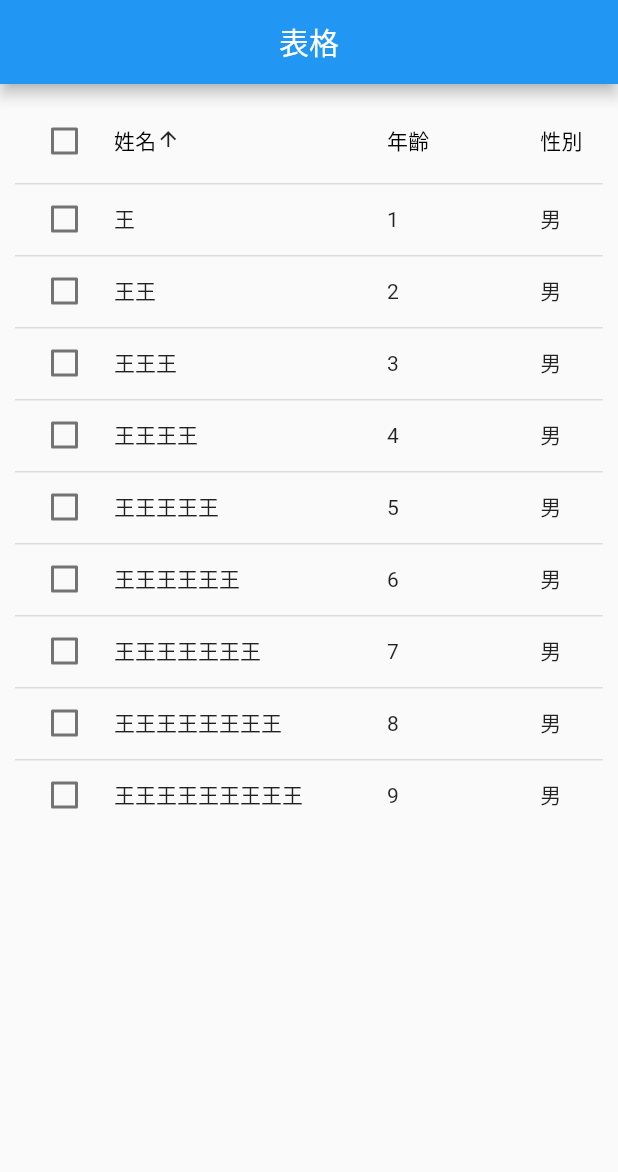
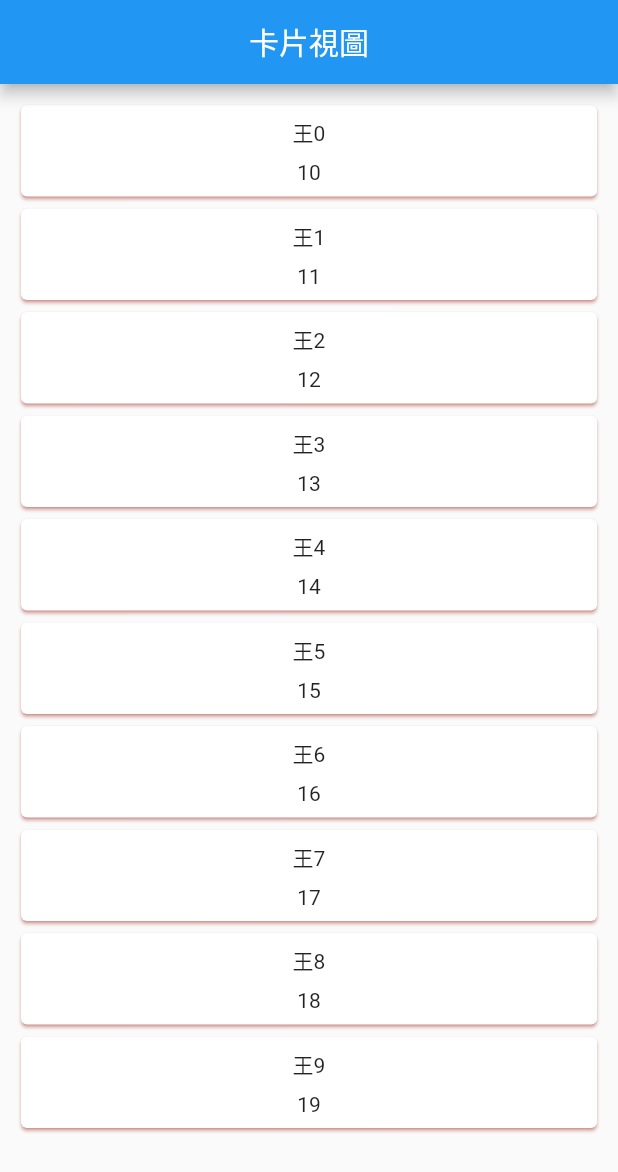
Before and after one commit to martin25tung/flutter_basic, a Flutter app: the screen it shows after launch, on a phone screen of 412 x 824 dp. Shown: the top 1172 px of the screen. Run offline on Flutter 3.47's test engine with Material 2 defaults, Android fonts, the light colour scheme and no system bars.

Commit message:
卡片Card

```diff
--- a/lib/main.dart
+++ b/lib/main.dart
@@ -1,6 +1,7 @@
 import 'package:flutter/material.dart';
 import 'package:flutter_basic/widgets/alert_dialog_demo.dart';
 import 'package:flutter_basic/widgets/bottom_navigator.dart';
+import 'package:flutter_basic/widgets/card_demo.dart';
 import 'package:flutter_basic/widgets/demo_01.dart';
 import 'package:flutter_basic/widgets/demo_04.dart';
 import 'package:flutter_basic/widgets/grid_view_demo.dart';
@@ -35,8 +36,9 @@ class MyApp extends StatelessWidget {
         "grid": (context) => GridViewDemo(),
         "alert": (context) => AlertDialogDemoState(),
         "table": (context) => TableDemo(),
+        "card": (context) => CardDemo(),
       },
-      initialRoute: "table",
+      initialRoute: "card",
       onGenerateRoute: (s) {
         // 可以在這裡做未登入檢查
         switch (s.name) {
--- /dev/null
+++ b/lib/widgets/card_demo.dart
@@ -0,0 +1,60 @@
+import 'package:flutter/cupertino.dart';
+import 'package:flutter/material.dart';
+
+class CardDemo extends StatefulWidget {
+  const CardDemo({Key? key}) : super(key: key);
+
+  @override
+  State<CardDemo> createState() => _CardDemoState();
+}
+
+class _CardDemoState extends State<CardDemo> {
+  List<Map> list = [];
+
+  @override
+  void initState() {
+    super.initState();
+    for (var i = 0; i < 10; i++) {
+      list.add({"age": 10 + i, "name": "王$i"});
+    }
+  }
+
+  Widget _itemBuilder(BuildContext context, int index) {
+    return Card(
+      shadowColor: Colors.red,
+      elevation: 1,
+      child: Column(
+        children: [
+          SizedBox(
+            height: 8,
+          ),
+          Text(list[index]["name"]),
+          SizedBox(
+            height: 8,
+          ),
+          Text(list[index]["age"].toString()),
+          SizedBox(
+            height: 8,
+          ),
+        ],
+      ),
+    );
+  }
+
+  @override
+  Widget build(BuildContext context) {
+    return Scaffold(
+      appBar: AppBar(
+        title: Text("卡片視圖"),
+        centerTitle: true,
+      ),
+      body: Padding(
+        padding: EdgeInsets.all(10),
+        child: ListView.builder(
+          itemBuilder: _itemBuilder,
+          itemCount: list.length,
+        ),
+      ),
+    );
+  }
+}
```
